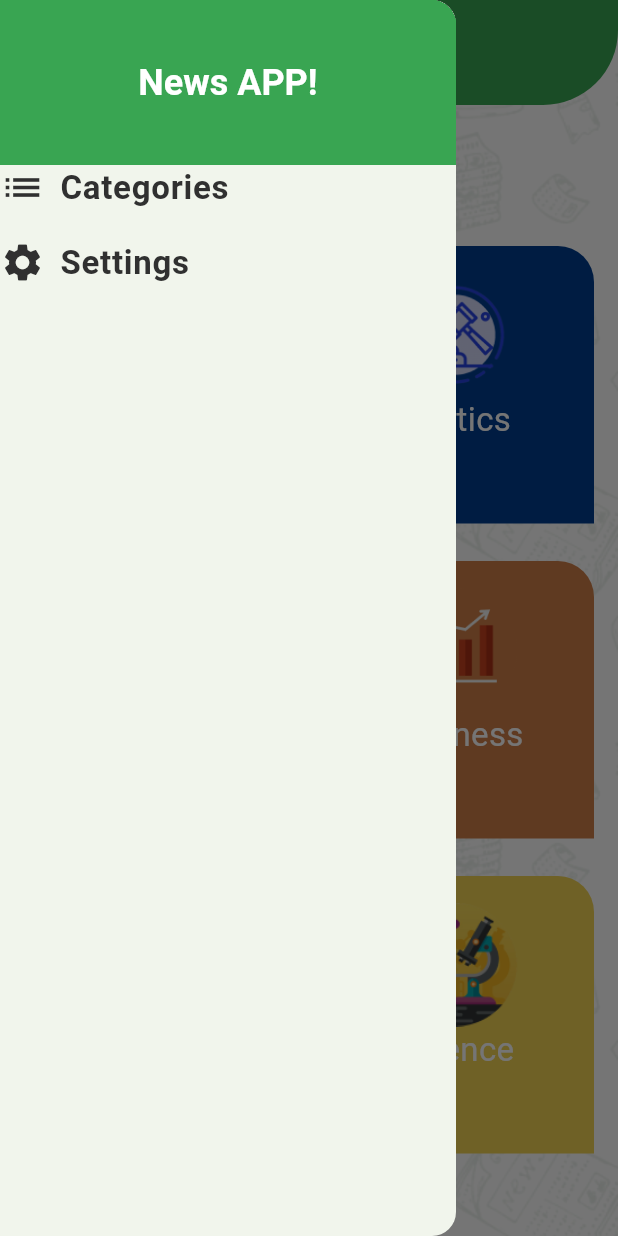
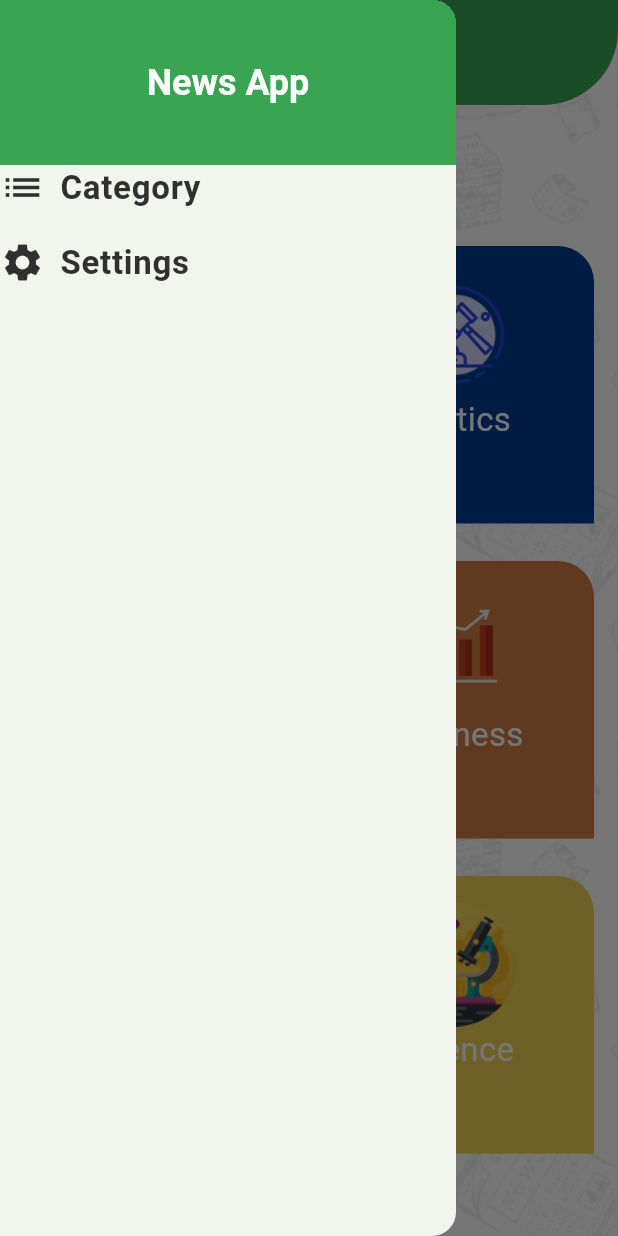
Before and after one commit to ehabMoahmed/newsApp, a Flutter app: the screen it shows after launch, with the side drawer open, on a phone screen of 412 x 824 dp. Run offline on Flutter 3.47's test engine with Material 3 defaults, Android fonts, the phone set to English and light mode, and no system bars; our stand-ins replace cached_network_image, flutter_native_splash, shared_preferences; generated files the repository leaves out were written again.

Commit message:
finish the app

```diff
--- a/splash_screen.yaml
+++ b/flutter_native_splash.yaml
@@ -15,14 +15,14 @@ flutter_native_splash:
   # splash screen to a png image.  This is useful for gradients. The image will be stretch to the
   # size of the app. Only one parameter can be used, color and background_image cannot both be set.
   #color: "#42a5f5"
-  background_image: "asset/images/pattern.jpg"
+    #background_image: "asset/images/splash.jpg"
 
   # Optional parameters are listed below.  To enable a parameter, uncomment the line by removing
   # the leading # character.
 
   # The image parameter allows you to specify an image used in the splash screen.  It must be a
   # png file and should be sized for 4x pixel density.
-  image: asset/images/logo.png
+    #image: "asset/images/logo.png"
 
   # The branding property allows you to specify an image used as branding in the splash screen.
   # It must be a png file. It is supported for Android, iOS and the Web.  For Android 12,
@@ -46,7 +46,7 @@ flutter_native_splash:
   # From Android 12 onwards, the splash screen is handled differently than in previous versions.
   # Please visit https://developer.android.com/guide/topics/ui/splash-screen
   # Following are specific parameters for Android 12+.
-  android_12:
+  #android_12:
   # The image parameter sets the splash screen icon image.  If this parameter is not specified,
   # the app's launcher icon will be used instead.
   # Please note that the splash screen will be clipped to a circle on the center of the screen.
--- /dev/null
+++ b/l10n.yaml
@@ -0,0 +1,3 @@
+arb-dir: lib/l10n
+template-arb-file: app_en.arb
+output-localization-file: app_localizations.dart
--- a/lib/UI/home/home_screen.dart
+++ b/lib/UI/home/home_screen.dart
@@ -7,6 +7,7 @@ import 'package:newsapp/UI/home/widget/categories_widget.dart';
 import 'package:newsapp/UI/home/widget/categoy-details.dart';
 import 'package:newsapp/UI/home/widget/home-drawer-widget.dart';
 import 'package:newsapp/UI/home/widget/settings-widget.dart';
+import 'package:flutter_gen/gen_l10n/app_localizations.dart';
 
 class HomeScreen extends StatefulWidget {
   static const String routeName="HomeScreen";
@@ -39,7 +40,7 @@ late Widget selectedWidget ;
       child: Scaffold  (
     appBar: AppBar(
 
-      title:   Text("News App"),
+      title:   Text(AppLocalizations.of(context)!.newsapp),
 
      ),
         drawer:HomeDrawerWidget(
@@ -63,7 +64,7 @@ late Widget selectedWidget ;
     break;
 
     case MenuItem.Settings:{
-      selectedWidget=SettingsWidget();
+      selectedWidget=SettingsTab();
       Navigator.pop(context);
       setState(() {
 
@@ -80,26 +81,5 @@ late Widget selectedWidget ;
   }
 
 
-/*  Widget _buildSearchField() {
-    return TextField(
-      decoration: InputDecoration(
-        hintText: 'Search...',
-        border: InputBorder.none,
-        prefixIcon: Icon(Icons.search),
-        suffixIcon: IconButton(
-          icon: Icon(Icons.clear),
-          onPressed: () {
-            setState(() {
-              _isSearching = false;
-            });
-          },
-        ),
-      ),
-      autofocus: true,
-      textInputAction: TextInputAction.search,
-      onSubmitted: (value) {
-        // Handle search operation here
-      },
-    );
-  }*/
+
 }
--- a/lib/UI/home/widget/categories_widget.dart
+++ b/lib/UI/home/widget/categories_widget.dart
@@ -1,5 +1,6 @@
 import 'package:flutter/material.dart';
 import 'package:newsapp/Shared/app_colors.dart';
+import 'package:flutter_gen/gen_l10n/app_localizations.dart';
 
 import '../../../Model/category-model.dart';
 import 'news_list_widget.dart';
@@ -17,7 +18,7 @@ class CategoriesWidget extends StatelessWidget {
       child: Column(
         crossAxisAlignment: CrossAxisAlignment.start,
         children: [
-          Text("Pick your category\n of interest",
+          Text(AppLocalizations.of(context)!.pickup,
             style: Theme.of(context).textTheme.labelMedium?.copyWith(
               color: AppColors.PickCategoryColor,
               fontSize: 22
--- a/lib/UI/home/widget/home-drawer-widget.dart
+++ b/lib/UI/home/widget/home-drawer-widget.dart
@@ -1,5 +1,7 @@
 import 'package:flutter/cupertino.dart';
 import 'package:flutter/material.dart';
+import 'package:flutter_gen/gen_l10n/app_localizations.dart';
+
 typedef onMenuItemClick= void Function(MenuItem item);
 class HomeDrawerWidget extends StatelessWidget {
   onMenuItemClick itemclick;
@@ -16,7 +18,7 @@ class HomeDrawerWidget extends StatelessWidget {
                 vertical: 40,
              ),
               color: Theme.of(context).colorScheme.primary,
-              child: Text("News APP!",style: Theme.of(context).textTheme.headlineLarge)),
+              child: Text(AppLocalizations.of(context)!.newsapp,style: Theme.of(context).textTheme.headlineLarge)),
           InkWell(
             onTap:(){
             itemclick( MenuItem.Categories);
@@ -25,7 +27,7 @@ class HomeDrawerWidget extends StatelessWidget {
               children: [
                 Icon( Icons.list, ),
                 SizedBox(width: 10,),
-                Text("Categories",style: Theme.of(context).textTheme.labelMedium,),
+                Text(AppLocalizations.of(context)!.category,style: Theme.of(context).textTheme.labelMedium,),
               ],
             ),
           ),
@@ -38,7 +40,7 @@ class HomeDrawerWidget extends StatelessWidget {
               children: [
                 Icon( Icons.settings, ),
                 SizedBox(width: 10,),
-                Text("Settings",style: Theme.of(context).textTheme.labelMedium,),
+                Text(AppLocalizations.of(context)!.settings,style: Theme.of(context).textTheme.labelMedium,),
               ],
             ),
           ),
--- a/lib/main.dart
+++ b/lib/main.dart
@@ -1,14 +1,21 @@
 import 'package:flutter/material.dart';
 import 'package:newsapp/Shared/Theme.dart';
 import 'package:provider/provider.dart';
-
+import 'package:flutter_localizations/flutter_localizations.dart';
 import 'Shared/provider/provider.dart';
 import 'UI/home/home_screen.dart';
+import 'UI/home/splash_screen.dart';
 import 'UI/home/widget/article/article_list.dart';
 import 'UI/home/widget/categories_widget.dart';
 import 'UI/home/widget/categoy-details.dart';
+import 'package:flutter_gen/gen_l10n/app_localizations.dart';
+import 'package:flutter_native_splash/flutter_native_splash.dart';
 
+
+/* whenever your initialization is completed, remove the splash screen:
+FlutterNativeSplash.remove();*/
 void main() {
+
   runApp(ChangeNotifierProvider(
       create: (context) => SettingProvider(),
       child: const MyApp()));
@@ -20,13 +27,28 @@ class MyApp extends StatelessWidget {
   // This widget is the root of your application.
   @override
   Widget build(BuildContext context) {
+    SettingProvider provider=Provider.of<SettingProvider>(context);
+
     return MaterialApp(
+
+      localizationsDelegates: [
+        AppLocalizations.delegate,
+        GlobalMaterialLocalizations.delegate,
+        GlobalWidgetsLocalizations.delegate,
+        GlobalCupertinoLocalizations.delegate,
+      ],
+      supportedLocales: [
+        Locale('en'), // English
+        Locale('ar'), // arabic
+      ],
+      locale: Locale(provider.language),
       debugShowCheckedModeBanner: false,
       title: 'Flutter Demo',
       theme:  Apptheme.lightTheme,
-      initialRoute:   HomeScreen.routeName,
+      initialRoute:   SplashScreen.routeName,
       routes:{
         Articlee.routeName:(context) => Articlee( ),
+        SplashScreen.routeName:(context) => SplashScreen(),
         HomeScreen.routeName:(context) => HomeScreen(),
         CategoryDetails.routeName:(context) => CategoryDetails(  ),
       },
--- a/pubspec.yaml
+++ b/pubspec.yaml
@@ -40,6 +40,10 @@ dependencies:
   cached_network_image: ^3.3.1
   url_launcher: ^6.2.5
   provider: ^6.1.2
+  shared_preferences: ^2.2.2
+  flutter_localizations:
+    sdk: flutter
+  intl: any
 
 dev_dependencies:
   flutter_test:
@@ -57,7 +61,7 @@ dev_dependencies:
 
 # The following section is specific to Flutter packages.
 flutter:
-
+  generate: true
   # The following line ensures that the Material Icons font is
   # included with your application, so that you can use the icons in
   # the material Icons class.
```
Also changed, not shown: lib/Shared/api/api_manager.dart (+6 -4 lines), lib/Shared/provider/provider.dart (+20 -0 lines), lib/UI/home/splash_screen.dart (added, +58 -0 lines), lib/UI/home/widget/categoy-details.dart (+11 -4 lines), lib/UI/home/widget/settings-widget.dart (+85 -3 lines), lib/l10n/app_ar.arb (added, +19 -0 lines), lib/l10n/app_en.arb (added, +19 -0 lines), pubspec.lock, 12 other files.
